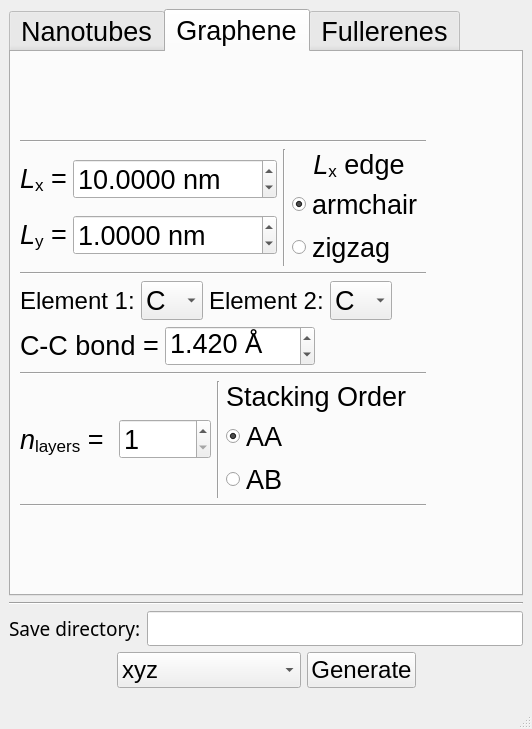
Qt form sknano/nanogen_gui/nanogen.ui (scikit-nano/scikit-nano) before a commit.
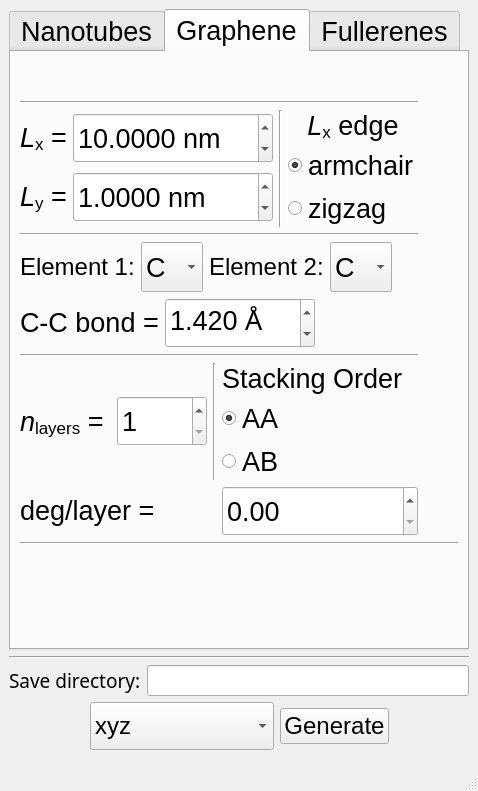
The same form after that commit. The open tabs and pages were chosen to show the change.

Diff of the .ui file:
```diff
--- a/sknano/nanogen_gui/nanogen.ui
+++ b/sknano/nanogen_gui/nanogen.ui
@@ -6,8 +6,8 @@
    <rect>
     <x>0</x>
     <y>0</y>
-    <width>532</width>
-    <height>729</height>
+    <width>478</width>
+    <height>791</height>
    </rect>
   </property>
   <property name="font">
@@ -20,6 +20,8 @@
    <string>NanoGen</string>
   </property>
   <widget class="QWidget" name="centralwidget">
+   <layout class="QVBoxLayout" name="verticalLayout_13">
+    <item>
    <layout class="QVBoxLayout" name="verticalLayout_12">
     <item>
      <widget class="QTabWidget" name="nanogen_tabWidget">
@@ -42,12 +44,12 @@
        <attribute name="title">
         <string>Nanotubes</string>
        </attribute>
-       <layout class="QVBoxLayout" name="verticalLayout_10">
-        <item>
-         <layout class="QHBoxLayout" name="horizontalLayout_38">
-          <item>
            <layout class="QVBoxLayout" name="verticalLayout_6">
             <item>
+           <layout class="QHBoxLayout" name="horizontalLayout_23">
+            <item>
+             <layout class="QVBoxLayout" name="verticalLayout">
+              <item>
              <layout class="QVBoxLayout" name="verticalLayout_2">
               <item>
                <widget class="QRadioButton" name="nanotube_generator_radioButton">
@@ -163,7 +165,7 @@
                     <property name="minimumSize">
                      <size>
                       <width>90</width>
-                      <height>0</height>
+                        <height>50</height>
                      </size>
                     </property>
                     <property name="font">
@@ -202,7 +204,7 @@
                     <property name="minimumSize">
                      <size>
                       <width>90</width>
-                      <height>0</height>
+                        <height>50</height>
                      </size>
                     </property>
                     <property name="font">
@@ -265,6 +267,12 @@
                   </item>
                   <item>
                    <widget class="QComboBox" name="nanotube_element1_comboBox">
+                      <property name="minimumSize">
+                       <size>
+                        <width>0</width>
+                        <height>50</height>
+                       </size>
+                      </property>
                     <property name="currentIndex">
                      <number>3</number>
                     </property>
@@ -313,6 +321,12 @@
                   </item>
                   <item>
                    <widget class="QComboBox" name="nanotube_element2_comboBox">
+                      <property name="minimumSize">
+                       <size>
+                        <width>0</width>
+                        <height>50</height>
+                       </size>
+                      </property>
                     <property name="currentIndex">
                      <number>3</number>
                     </property>
@@ -389,7 +403,7 @@
                   <property name="minimumSize">
                    <size>
                     <width>150</width>
-                    <height>0</height>
+                      <height>50</height>
                    </size>
                   </property>
                   <property name="font">
@@ -448,8 +462,6 @@
              </widget>
             </item>
             <item>
-             <layout class="QVBoxLayout" name="verticalLayout">
-              <item>
                <layout class="QHBoxLayout" name="horizontalLayout_11">
                 <item>
                  <layout class="QHBoxLayout" name="horizontalLayout_4">
@@ -476,7 +488,7 @@
                     <property name="minimumSize">
                      <size>
                       <width>100</width>
-                      <height>0</height>
+                      <height>50</height>
                      </size>
                     </property>
                     <property name="font">
@@ -516,7 +528,7 @@
                     <property name="minimumSize">
                      <size>
                       <width>175</width>
-                      <height>0</height>
+                      <height>50</height>
                      </size>
                     </property>
                     <property name="maximumSize">
@@ -574,7 +586,7 @@
                     <property name="minimumSize">
                      <size>
                       <width>100</width>
-                      <height>0</height>
+                      <height>50</height>
                      </size>
                     </property>
                     <property name="font">
@@ -614,7 +626,7 @@
                     <property name="minimumSize">
                      <size>
                       <width>175</width>
-                      <height>0</height>
+                      <height>50</height>
                      </size>
                     </property>
                     <property name="maximumSize">
@@ -672,7 +684,7 @@
                     <property name="minimumSize">
                      <size>
                       <width>100</width>
-                      <height>0</height>
+                      <height>50</height>
                      </size>
                     </property>
                     <property name="font">
@@ -718,7 +730,7 @@
                     <property name="minimumSize">
                      <size>
                       <width>200</width>
-                      <height>0</height>
+                      <height>50</height>
                      </size>
                     </property>
                     <property name="font">
@@ -756,8 +768,6 @@
               </item>
              </layout>
             </item>
-           </layout>
-          </item>
           <item>
            <spacer name="horizontalSpacer_13">
             <property name="orientation">
@@ -779,11 +789,11 @@
        <attribute name="title">
         <string>Graphene</string>
        </attribute>
-       <layout class="QVBoxLayout" name="verticalLayout_8">
+         <layout class="QVBoxLayout" name="verticalLayout_10">
         <item>
          <layout class="QHBoxLayout" name="horizontalLayout_37">
           <item>
-           <layout class="QVBoxLayout" name="verticalLayout_7">
+             <layout class="QVBoxLayout" name="verticalLayout_8">
             <item>
              <spacer name="verticalSpacer_2">
               <property name="orientation">
@@ -798,6 +808,8 @@
              </spacer>
             </item>
             <item>
+               <layout class="QVBoxLayout" name="verticalLayout_7">
+                <item>
              <widget class="Line" name="line_10">
               <property name="orientation">
                <enum>Qt::Horizontal</enum>
@@ -829,7 +841,7 @@
                       <property name="minimumSize">
                        <size>
                         <width>200</width>
-                        <height>0</height>
+                            <height>50</height>
                        </size>
                       </property>
                       <property name="font">
@@ -872,7 +884,7 @@
                       <property name="minimumSize">
                        <size>
                         <width>200</width>
-                        <height>0</height>
+                            <height>50</height>
                        </size>
                       </property>
                       <property name="font">
@@ -970,6 +982,12 @@
                   </item>
                   <item>
                    <widget class="QComboBox" name="graphene_element1_comboBox">
+                        <property name="minimumSize">
+                         <size>
+                          <width>0</width>
+                          <height>50</height>
+                         </size>
+                        </property>
                     <property name="currentIndex">
                      <number>3</number>
                     </property>
@@ -1018,6 +1036,12 @@
                   </item>
                   <item>
                    <widget class="QComboBox" name="graphene_element2_comboBox">
+                        <property name="minimumSize">
+                         <size>
+                          <width>0</width>
+                          <height>50</height>
+                         </size>
+                        </property>
                     <property name="currentIndex">
                      <number>3</number>
                     </property>
@@ -1094,7 +1118,7 @@
                   <property name="minimumSize">
                    <size>
                     <width>150</width>
-                    <height>0</height>
+                        <height>50</height>
                    </size>
                   </property>
                   <property name="font">
@@ -1172,6 +1196,12 @@
                   </item>
                   <item>
                    <widget class="QSpinBox" name="nlayers_spinBox">
+                        <property name="minimumSize">
+                         <size>
+                          <width>0</width>
+                          <height>50</height>
+                         </size>
+                        </property>
                     <property name="font">
                      <font>
                       <pointsize>20</pointsize>
@@ -1249,24 +1279,32 @@
              </layout>
             </item>
             <item>
-             <widget class="Line" name="line_9">
-              <property name="orientation">
-               <enum>Qt::Horizontal</enum>
+                 <layout class="QHBoxLayout" name="horizontalLayout_26">
+                  <item>
+                   <widget class="QLabel" name="label_15">
+                    <property name="font">
+                     <font>
+                      <pointsize>20</pointsize>
+                     </font>
+                    </property>
+                    <property name="text">
+                     <string>&lt;html&gt;&lt;head/&gt;&lt;body&gt;&lt;p&gt;deg/layer =&lt;/p&gt;&lt;/body&gt;&lt;/html&gt;</string>
               </property>
              </widget>
             </item>
             <item>
-             <spacer name="verticalSpacer">
-              <property name="orientation">
-               <enum>Qt::Vertical</enum>
-              </property>
-              <property name="sizeHint" stdset="0">
+                   <widget class="QDoubleSpinBox" name="doubleSpinBox">
+                    <property name="minimumSize">
                <size>
-                <width>20</width>
-                <height>40</height>
-               </size>
-              </property>
-             </spacer>
+                      <width>0</width>
+                      <height>50</height>
+                     </size>
+                    </property>
+                   </widget>
+                  </item>
+                 </layout>
+                </item>
+               </layout>
             </item>
            </layout>
           </item>
@@ -1285,6 +1323,26 @@
           </item>
          </layout>
         </item>
+          <item>
+           <widget class="Line" name="line_9">
+            <property name="orientation">
+             <enum>Qt::Horizontal</enum>
+            </property>
+           </widget>
+          </item>
+          <item>
+           <spacer name="verticalSpacer">
+            <property name="orientation">
+             <enum>Qt::Vertical</enum>
+            </property>
+            <property name="sizeHint" stdset="0">
+             <size>
+              <width>20</width>
+              <height>51</height>
+             </size>
+            </property>
+           </spacer>
+          </item>
        </layout>
       </widget>
       <widget class="QWidget" name="fullerene_generators">
@@ -1318,7 +1376,13 @@
          </widget>
         </item>
         <item>
-         <widget class="QLineEdit" name="save_directory_lineEdit"/>
+           <widget class="QLineEdit" name="save_directory_lineEdit">
+            <property name="font">
+             <font>
+              <family>Arial</family>
+             </font>
+            </property>
+           </widget>
         </item>
        </layout>
       </item>
@@ -1339,6 +1403,12 @@
         </item>
         <item>
          <widget class="QComboBox" name="structure_format_comboBox">
+            <property name="minimumSize">
+             <size>
+              <width>0</width>
+              <height>48</height>
+             </size>
+            </property>
           <property name="font">
            <font>
             <family>Arial</family>
@@ -1394,6 +1464,8 @@
      </layout>
     </item>
    </layout>
+    </item>
+   </layout>
   </widget>
   <widget class="QStatusBar" name="nanogen_statusBar"/>
  </widget>
```
Left out of the diff: 3 changed lines with no effect on the pictures. Lines whose indentation alone changed are shown as unchanged.
